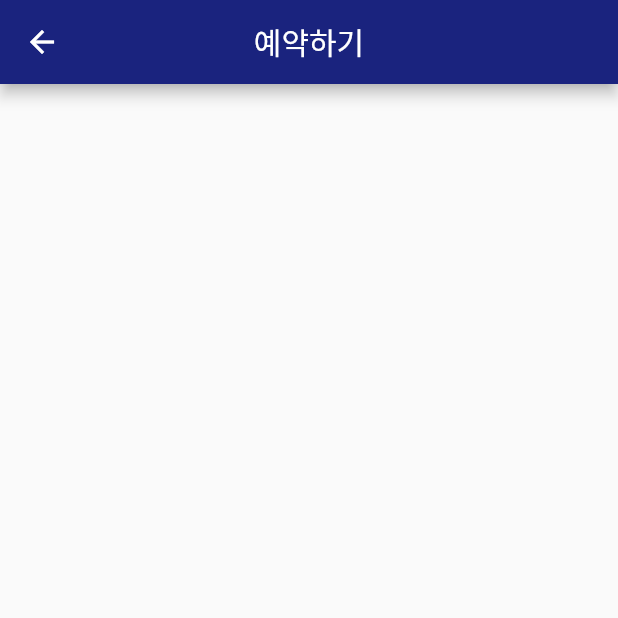
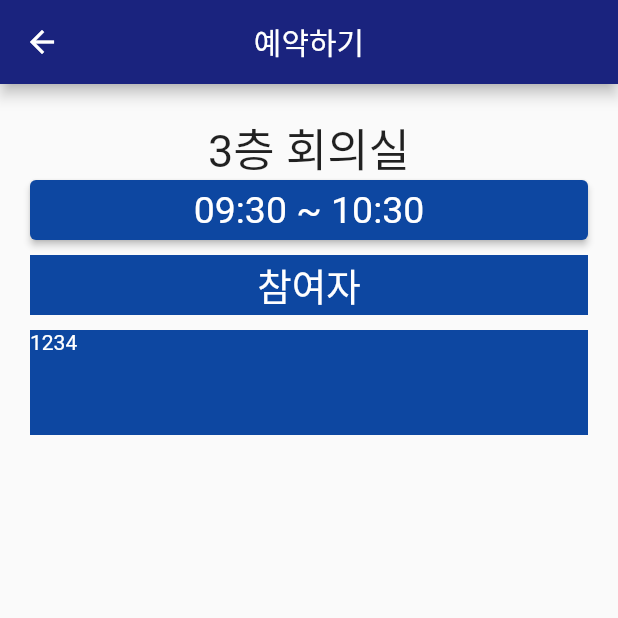
Before and after one commit to gwni0214/reservation, a Flutter app: the ReserveWrite screen opened by its route, on a phone screen of 412 x 824 dp, the top half of it. Run offline on Flutter 3.47's test engine with Material 2 defaults, Android fonts, the phone set to English and light mode, and no system bars; our stand-ins replace get, smooth_page_indicator.

Commit message:
reservWirte

```diff
--- a/reservation_test/lib/pages/reserve/reserve_write.dart
+++ b/reservation_test/lib/pages/reserve/reserve_write.dart
@@ -18,6 +18,59 @@ class ReserveWrite extends StatelessWidget {
         ),
         centerTitle: true,
       ),
+      body: Container(
+        padding: EdgeInsets.all(20.0),
+        child: Column(children: [
+          Text(
+            '3층 회의실',
+            style: TextStyle(
+              fontSize: 30.0,
+            ),
+          ),
+          Container(
+            width: 500.0,
+            height: 40.0,
+            child: ElevatedButton(
+              onPressed: () {},
+              child: Text('09:30 ~ 10:30'),
+              style: ElevatedButton.styleFrom(
+                primary: Colors.blue.shade900,
+                textStyle: TextStyle(fontSize: 25.0),
+              ),
+            ),
+          ),
+          Container(
+            margin: EdgeInsets.symmetric(vertical: 10.0),
+            width: 500.0,
+            height: 40.0,
+            child: Center(
+              child: Text(
+                '참여자',
+                style: TextStyle(
+                  fontSize: 25.0,
+                  color: Colors.white,
+                ),
+                textAlign: TextAlign.center,
+              ),
+            ),
+            color: Colors.blue.shade900,
+          ),
+          Container(
+            width: 500.0,
+            height: 70.0,
+            decoration: BoxDecoration(
+              // borderRadius: BorderRadius.circular(10.0),
+              color: Colors.blue.shade900,
+            ),
+            child: Text(
+              '1234',
+              style: TextStyle(
+                color: Colors.white,
+              ),
+            ),
+          ),
+        ]),
+      ),
     );
   }
 }
```
